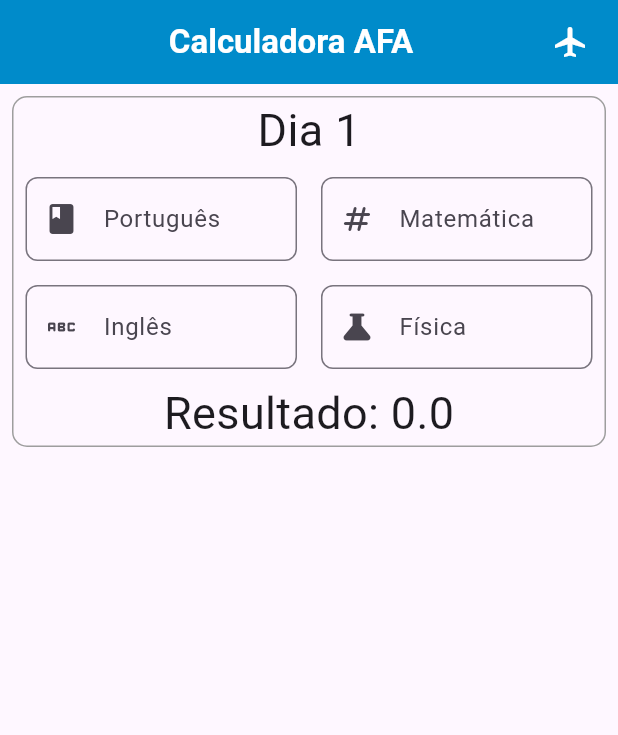
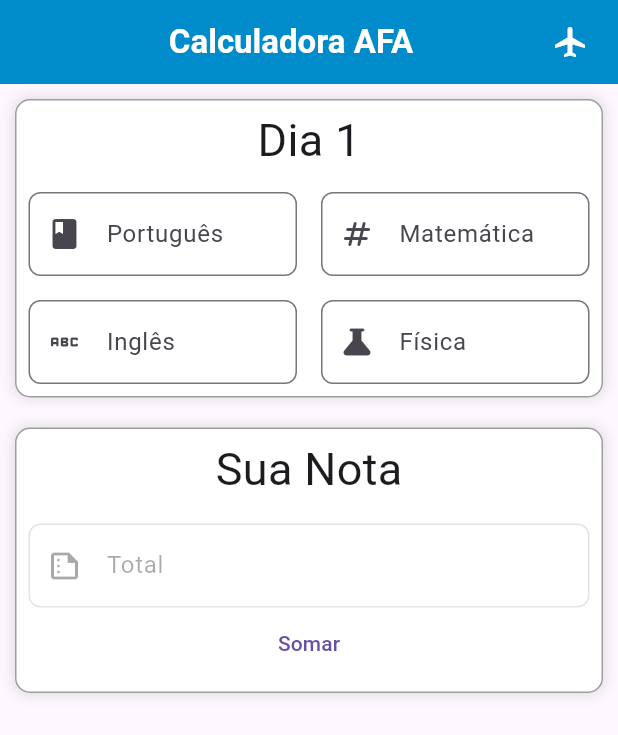
Before and after one commit to brunoalksouza/ada_calculator_flutter, a Flutter app: the screen it shows after launch, on a phone screen of 412 x 824 dp. Shown: the top 735 px of the screen. Run offline on Flutter 3.47's test engine with Material 3 defaults, Android fonts, the phone set to English and light mode, and no system bars; missing offline and left inert: dart:ffi.

Commit message:
botão de somar adicionado

```diff
--- a/lib/home.dart
+++ b/lib/home.dart
@@ -1,7 +1,9 @@
 import 'dart:ffi';
 
+import 'package:flutter/cupertino.dart';
 import 'package:flutter/material.dart';
-import 'package:afa_calculator_flutter/widgets/my_custom_input.dart';
+import 'package:afa_calculator_flutter/utils/widgets/my_custom_input.dart';
+import 'package:flutter/widgets.dart';
 
 class HomePage extends StatefulWidget {
   const HomePage({Key? key}) : super(key: key);
@@ -17,33 +19,41 @@ class _HomePageState extends State<HomePage> {
       body: Column(
         children: [
           Container(
-            margin: const EdgeInsets.all(8.0),
+            margin: const EdgeInsets.all(10.0),
             decoration: BoxDecoration(
+              color: Colors.white,
               border: Border.all(
                 color: Colors.grey,
               ),
               borderRadius: BorderRadius.circular(10),
+              boxShadow: [
+                BoxShadow(
+                  color: Colors.grey.withOpacity(0.3), // cor da sombra
+                  spreadRadius: 1, // raio de propagação da sombra
+                  blurRadius: 7, // raio de desfoque da sombra
+                ),
+              ],
             ),
             child: Column(
               children: [
-                const Text(
-                  'Dia 1',
-                  style: TextStyle(fontSize: 30, fontWeight: FontWeight.w400),
+                const Padding(
+                  padding: EdgeInsets.fromLTRB(0, 5, 0, 5),
+                  child: Text(
+                    'Dia 1',
+                    style: TextStyle(fontSize: 30, fontWeight: FontWeight.w400),
+                  ),
                 ),
-                const SizedBox(height: 2),
                 Row(
                   children: [
                     Expanded(
                       child: MyCustomInput(
                         labelText: 'Português',
-                        size: 0.3,
                         icon: const Icon(Icons.book_rounded),
                       ),
                     ),
                     Expanded(
                       child: MyCustomInput(
                         labelText: 'Matemática',
-                        size: 0.3,
                         icon: const Icon(Icons.numbers_rounded),
                       ),
                     ),
@@ -54,22 +64,78 @@ class _HomePageState extends State<HomePage> {
                     Expanded(
                       child: MyCustomInput(
                         labelText: 'Inglês',
-                        size: 0.3,
                         icon: const Icon(Icons.abc_rounded),
                       ),
                     ),
                     Expanded(
                       child: MyCustomInput(
                         labelText: 'Física',
-                        size: 0.3,
                         icon: const Icon(Icons.science_rounded),
                       ),
                     ),
                   ],
                 ),
-                const Text(
-                  'Resultado: 0.0',
-                  style: TextStyle(fontSize: 30, fontWeight: FontWeight.w400),
+              ],
+            ),
+          ),
+          Container(
+            margin: const EdgeInsets.all(10.0),
+            decoration: BoxDecoration(
+              color: Colors.white,
+              border: Border.all(
+                color: Colors.grey,
+              ),
+              borderRadius: BorderRadius.circular(10),
+              boxShadow: [
+                BoxShadow(
+                  color: Colors.grey.withOpacity(0.3), // cor da sombra
+                  spreadRadius: 1, // raio de propagação da sombra
+                  blurRadius: 7, // raio de desfoque da sombra
+                ),
+              ],
+            ),
+            child: Column(
+              children: [
+                const Padding(
+                  padding: EdgeInsets.fromLTRB(0, 5, 0, 5),
+                  child: Text(
+                    'Sua Nota',
+                    style: TextStyle(fontSize: 30, fontWeight: FontWeight.w400),
+                  ),
+                ),
+                const SizedBox(height: 2),
+                Row(
+                  children: [
+                    Expanded(
+                      child: Padding(
+                        padding: const EdgeInsets.all(8.0),
+                        child: Center(
+                          child: Column(
+                            children: [
+                              TextFormField(
+                                enabled: false,
+                                decoration: InputDecoration(
+                                  labelText: 'Total',
+                                  prefixIcon:
+                                      const Icon(Icons.summarize_outlined),
+                                  border: OutlineInputBorder(
+                                    borderRadius: BorderRadius.circular(8),
+                                  ),
+                                  focusedBorder: OutlineInputBorder(
+                                    borderRadius: BorderRadius.circular(8),
+                                  ),
+                                ),
+                              ),
+                              TextButton(
+                                onPressed: () {},
+                                child: const Text('Somar'),
+                              ),
+                            ],
+                          ),
+                        ),
+                      ),
+                    ),
+                  ],
                 ),
               ],
             ),
--- a/lib/main.dart
+++ b/lib/main.dart
@@ -1,5 +1,7 @@
 import 'package:afa_calculator_flutter/home.dart';
+import 'package:afa_calculator_flutter/utils/constants.dart';
 import 'package:flutter/material.dart';
+import 'package:afa_calculator_flutter/utils/constants.dart';
 
 void main() {
   runApp(const MainApp());
@@ -11,9 +13,10 @@ class MainApp extends StatelessWidget {
   @override
   Widget build(BuildContext context) {
     return MaterialApp(
+      theme: ThemeData(primaryColor: mainColor),
       home: Scaffold(
         appBar: AppBar(
-          backgroundColor: const Color(0xFF008BCA),
+          backgroundColor: mainColor,
           title: const Center(
             child: Padding(
               padding: EdgeInsets.fromLTRB(20, 0, 0, 0),
--- /dev/null
+++ b/lib/utils/constants.dart
@@ -0,0 +1,3 @@
+import 'package:flutter/material.dart';
+
+const mainColor = Color(0xFF008BCA);
--- /dev/null
+++ b/lib/utils/widgets/my_custom_input.dart
@@ -0,0 +1,36 @@
+import 'package:afa_calculator_flutter/utils/constants.dart';
+import 'package:flutter/material.dart';
+
+class MyCustomInput extends StatelessWidget {
+  final String labelText;
+  final Icon? icon;
+  final bool enabled;
+
+  MyCustomInput({
+    Key? key,
+    required this.labelText,
+    this.icon,
+    this.enabled = true,
+  }) : super(key: key);
+
+  @override
+  Widget build(BuildContext context) {
+    return Padding(
+      padding: const EdgeInsets.all(8.0),
+      child: TextFormField(
+        enabled: enabled,
+        decoration: InputDecoration(
+          labelText: labelText,
+          prefixIcon: icon,
+          border: OutlineInputBorder(
+            borderRadius: BorderRadius.circular(8),
+          ),
+          focusedBorder: OutlineInputBorder(
+            borderRadius: BorderRadius.circular(8),
+            borderSide: const BorderSide(color: mainColor),
+          ),
+        ),
+      ),
+    );
+  }
+}
--- a/lib/widgets/my_custom_input.dart
+++ /dev/null
@@ -1,32 +0,0 @@
-import 'package:flutter/material.dart';
-
-class MyCustomInput extends StatelessWidget {
-  final String labelText;
-  final double size;
-  Icon icon;
-
-  MyCustomInput(
-      {super.key,
-      required this.labelText,
-      required this.size,
-      required this.icon});
-
-  @override
-  Widget build(BuildContext context) {
-    return Container(
-      child: Padding(
-        padding: const EdgeInsets.all(8.0),
-        child: TextFormField(
-          decoration: InputDecoration(
-              labelText: labelText,
-              prefixIcon: icon,
-              border: OutlineInputBorder(
-                borderRadius: BorderRadius.circular(8),
-              ),
-              constraints: BoxConstraints(
-                  maxWidth: MediaQuery.of(context).size.width * size)),
-        ),
-      ),
-    );
-  }
-}
```
